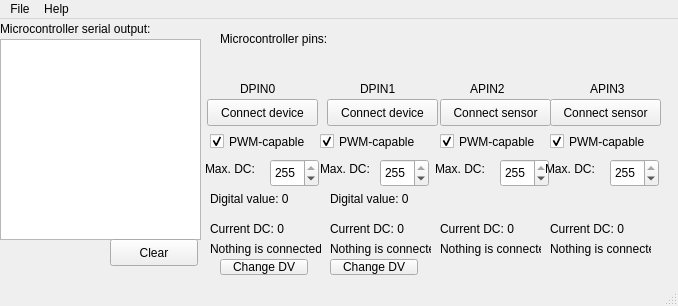
Qt form extras/microcontrollersimulator/microcontrollerwindow.ui (tenfensw/libmule) before a commit.
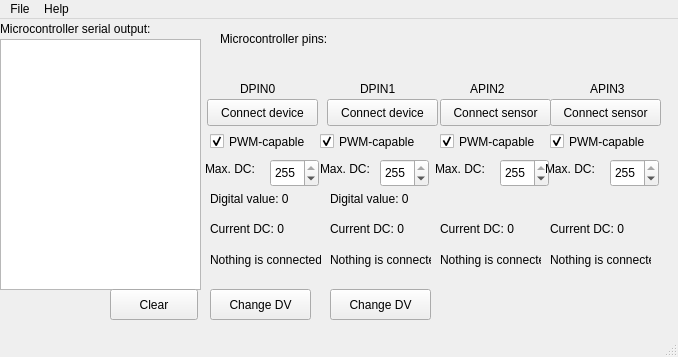
The same form after that commit.

Diff of the .ui file:
```diff
--- a/extras/microcontrollersimulator/microcontrollerwindow.ui
+++ b/extras/microcontrollersimulator/microcontrollerwindow.ui
@@ -7,7 +7,7 @@
     <x>0</x>
     <y>0</y>
     <width>678</width>
-    <height>306</height>
+    <height>357</height>
    </rect>
   </property>
   <property name="windowTitle">
@@ -36,7 +36,7 @@
       <x>0</x>
       <y>20</y>
       <width>201</width>
-      <height>201</height>
+      <height>251</height>
      </rect>
     </property>
     <property name="readOnly">
@@ -164,9 +164,9 @@
     <property name="geometry">
      <rect>
       <x>110</x>
-      <y>220</y>
+      <y>270</y>
       <width>88</width>
-      <height>27</height>
+      <height>31</height>
      </rect>
     </property>
     <property name="text">
@@ -443,7 +443,7 @@
       <x>210</x>
       <y>220</y>
       <width>111</width>
-      <height>19</height>
+      <height>41</height>
      </rect>
     </property>
     <property name="text">
@@ -456,7 +456,7 @@
       <x>330</x>
       <y>220</y>
       <width>101</width>
-      <height>19</height>
+      <height>41</height>
      </rect>
     </property>
     <property name="text">
@@ -469,7 +469,7 @@
       <x>440</x>
       <y>220</y>
       <width>101</width>
-      <height>19</height>
+      <height>41</height>
      </rect>
     </property>
     <property name="text">
@@ -482,7 +482,7 @@
       <x>550</x>
       <y>220</y>
       <width>101</width>
-      <height>19</height>
+      <height>41</height>
      </rect>
     </property>
     <property name="text">
@@ -492,10 +492,10 @@
    <widget class="QPushButton" name="pin0_changedv">
     <property name="geometry">
      <rect>
-      <x>220</x>
-      <y>240</y>
-      <width>88</width>
-      <height>16</height>
+      <x>210</x>
+      <y>270</y>
+      <width>101</width>
+      <height>31</height>
      </rect>
     </property>
     <property name="text">
@@ -506,9 +506,9 @@
     <property name="geometry">
      <rect>
       <x>330</x>
-      <y>240</y>
-      <width>88</width>
-      <height>16</height>
+      <y>270</y>
+      <width>101</width>
+      <height>31</height>
      </rect>
     </property>
     <property name="text">
```
Left out of the diff: 2 changed lines with no effect on the pictures.
